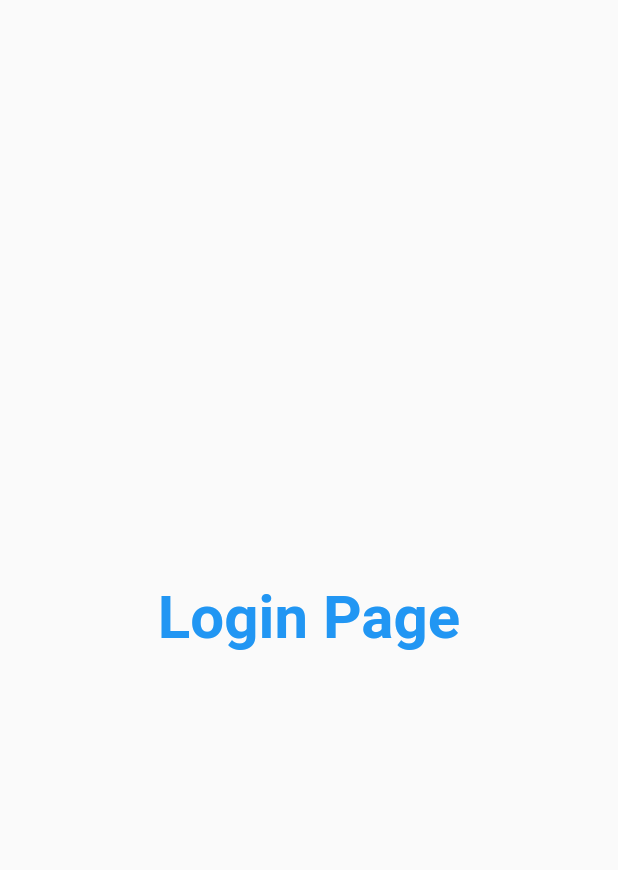
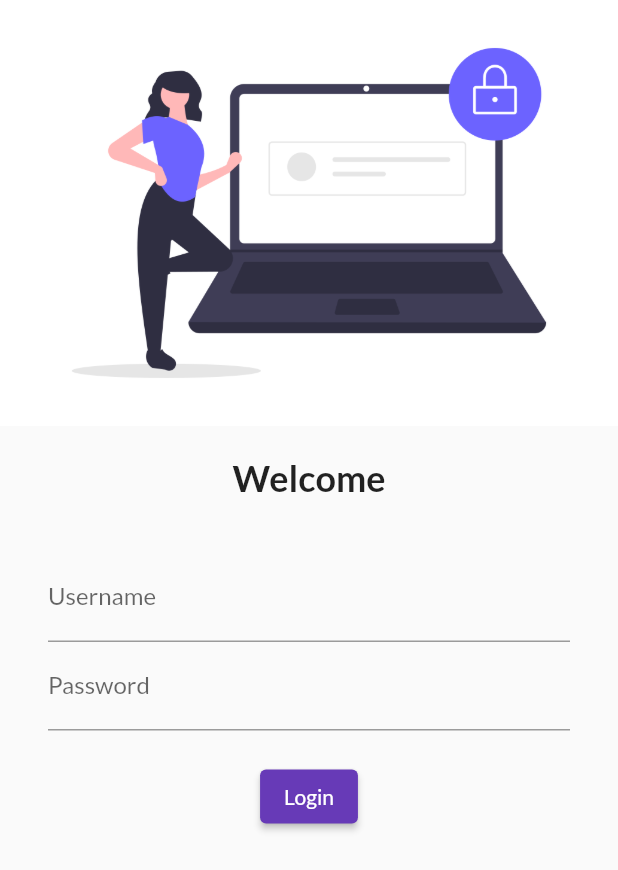
Before and after one commit to sailie-ghole/catalog_app, a Flutter app: the screen it shows after launch, on a phone screen of 412 x 824 dp. Shown: the top 870 px of the screen. Run offline on Flutter 3.47's test engine with Material 2 defaults, Android fonts, the phone set to English and light mode, and no system bars; our stand-ins replace google_fonts.

Commit message:
day4 completed

```diff
--- a/lib/main.dart
+++ b/lib/main.dart
@@ -1,5 +1,6 @@
 import 'package:catalog_app/pages/login_page.dart';
 import 'package:flutter/material.dart';
+import 'package:google_fonts/google_fonts.dart';
 
 import 'pages/home_page.dart';
 
@@ -14,7 +15,11 @@ class MyApp extends StatelessWidget {
   Widget build(BuildContext context) {
     return MaterialApp(
       themeMode: ThemeMode.light,
-      theme: ThemeData(primarySwatch:Colors.deepPurple),
+      theme: ThemeData(
+        primarySwatch:Colors.deepPurple,
+        fontFamily: GoogleFonts.lato().fontFamily,
+        //primaryTextTheme: GoogleFonts.latoTextTheme(),
+      ),
       darkTheme: ThemeData(
         brightness: Brightness.dark,
       ),
--- a/lib/pages/login_page.dart
+++ b/lib/pages/login_page.dart
@@ -4,16 +4,57 @@ class LoginPage extends StatelessWidget {
 
   @override
   Widget build(BuildContext context) {
-    return const Material(
-      child: Center(
-        child: Text(
-          "Login Page",
-           style: TextStyle(
-            fontSize: 40,
-            color: Colors.blue,
-            fontWeight: FontWeight.bold,
-           ),),
-        ),
+    return Material(
+      child: Column(
+        children: [
+          Image.asset("assets/images/login_image.png",
+          fit: BoxFit.cover,
+          ),
+          const SizedBox(
+            height:20,
+            ),
+          const Text(
+            "Welcome",
+            style: TextStyle(
+              fontSize: 24,
+              fontWeight: FontWeight.bold,
+            )
+          ),
+          const SizedBox(
+            height:20,
+            ),
+            Padding(
+              padding: const EdgeInsets.symmetric(vertical: 16.0, horizontal: 32.0),
+              child: Column(
+                children: [
+                  TextFormField(
+                    decoration: const InputDecoration(
+                      hintText: "Enter Username",
+                      labelText: "Username",
+                    ),
+                  ),
+                  TextFormField(
+                    obscureText: true,
+                    decoration: const InputDecoration(
+                      hintText: "Enter Password",
+                      labelText: "Password",
+                    ),
+                  ),
+                  const SizedBox(
+                    height:20,
+                  ),
+                  ElevatedButton(
+                    onPressed: () {
+
+                    },
+                    child: const Text("Login" ),
+                    style: TextButton.styleFrom(),
+                    )
+                ],
+              ),
+            ),
+         ],
+        )
     );
   }
 }
--- a/pubspec.yaml
+++ b/pubspec.yaml
@@ -35,6 +35,7 @@ dependencies:
   # The following adds the Cupertino Icons font to your application.
   # Use with the CupertinoIcons class for iOS style icons.
   cupertino_icons: ^1.0.2
+  google_fonts: ^5.0.0
 
 dev_dependencies:
   flutter_test:
@@ -59,8 +60,8 @@ flutter:
   uses-material-design: true
 
   # To add assets to your application, add an assets section, like this:
-  # assets:
-  #   - images/a_dot_burr.jpeg
+  assets:
+    - assets/images/
   #   - images/a_dot_ham.jpeg
 
   # An image asset can refer to one or more resolution-specific "variants", see
```
Also changed, not shown: assets/images/login_image.png (added), pubspec.lock, 1 other file.
